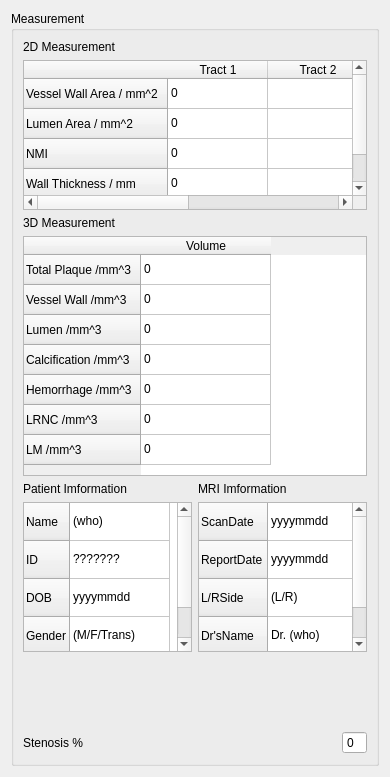
This is codes/View/MeasurementWidget.ui in wuzhuobin/Vessel_Project as Qt 5 draws it before an edit. The edited form follows.
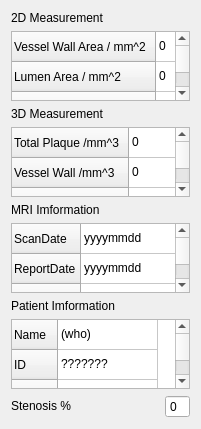
This is the edited form.

Patch:
```diff
--- a/codes/View/MeasurementWidget.ui
+++ b/codes/View/MeasurementWidget.ui
@@ -6,19 +6,19 @@
    <rect>
     <x>0</x>
     <y>0</y>
-    <width>390</width>
-    <height>777</height>
+    <width>201</width>
+    <height>420</height>
    </rect>
   </property>
   <property name="sizePolicy">
-   <sizepolicy hsizetype="Minimum" vsizetype="Expanding">
+   <sizepolicy hsizetype="Preferred" vsizetype="Preferred">
     <horstretch>0</horstretch>
     <verstretch>0</verstretch>
    </sizepolicy>
   </property>
   <property name="minimumSize">
    <size>
-    <width>390</width>
+    <width>0</width>
     <height>0</height>
    </size>
   </property>
@@ -27,21 +27,9 @@
   </property>
   <layout class="QVBoxLayout" name="verticalLayout">
    <item>
-    <widget class="QGroupBox" name="groupBox_4">
-     <property name="sizePolicy">
-      <sizepolicy hsizetype="Preferred" vsizetype="Expanding">
-       <horstretch>0</horstretch>
-       <verstretch>0</verstretch>
-      </sizepolicy>
-     </property>
-     <property name="title">
-      <string>Measurement</string>
-     </property>
-     <layout class="QVBoxLayout" name="verticalLayout_2">
-      <item>
        <widget class="QLabel" name="label_2">
         <property name="sizePolicy">
-         <sizepolicy hsizetype="Preferred" vsizetype="Minimum">
+      <sizepolicy hsizetype="Fixed" vsizetype="Fixed">
           <horstretch>0</horstretch>
           <verstretch>0</verstretch>
          </sizepolicy>
@@ -54,7 +42,7 @@
       <item>
        <widget class="QTableWidget" name="measurement2DTableWidget">
         <property name="sizePolicy">
-         <sizepolicy hsizetype="Expanding" vsizetype="Minimum">
+      <sizepolicy hsizetype="Preferred" vsizetype="Preferred">
           <horstretch>0</horstretch>
           <verstretch>0</verstretch>
          </sizepolicy>
@@ -62,13 +50,13 @@
         <property name="minimumSize">
          <size>
           <width>0</width>
-          <height>150</height>
+       <height>0</height>
          </size>
         </property>
         <property name="maximumSize">
          <size>
           <width>16777215</width>
-          <height>150</height>
+       <height>16777215</height>
          </size>
         </property>
         <property name="font">
@@ -76,6 +64,9 @@
           <family>Arial</family>
          </font>
         </property>
+     <property name="sizeAdjustPolicy">
+      <enum>QAbstractScrollArea::AdjustToContents</enum>
+     </property>
         <property name="autoScroll">
          <bool>true</bool>
         </property>
@@ -97,21 +88,12 @@
         <property name="cornerButtonEnabled">
          <bool>true</bool>
         </property>
-        <attribute name="horizontalHeaderCascadingSectionResizes">
+     <attribute name="horizontalHeaderVisible">
          <bool>false</bool>
         </attribute>
-        <attribute name="horizontalHeaderDefaultSectionSize">
-         <number>100</number>
-        </attribute>
-        <attribute name="horizontalHeaderHighlightSections">
+     <attribute name="verticalHeaderVisible">
          <bool>true</bool>
         </attribute>
-        <attribute name="horizontalHeaderShowSortIndicator" stdset="0">
-         <bool>false</bool>
-        </attribute>
-        <attribute name="verticalHeaderCascadingSectionResizes">
-         <bool>false</bool>
-        </attribute>
         <row>
          <property name="text">
           <string>Vessel Wall Area / mm^2</string>
@@ -137,11 +119,6 @@
           <string>Tract 1</string>
          </property>
         </column>
-        <column>
-         <property name="text">
-          <string>Tract 2</string>
-         </property>
-        </column>
         <item row="0" column="0">
          <property name="text">
           <string>0</string>
@@ -150,14 +127,6 @@
           <set>ItemIsSelectable|ItemIsEditable|ItemIsDragEnabled|ItemIsUserCheckable|ItemIsEnabled</set>
          </property>
         </item>
-        <item row="0" column="1">
-         <property name="text">
-          <string/>
-         </property>
-         <property name="flags">
-          <set>ItemIsSelectable|ItemIsEditable|ItemIsDragEnabled|ItemIsUserCheckable|ItemIsEnabled</set>
-         </property>
-        </item>
         <item row="1" column="0">
          <property name="text">
           <string>0</string>
@@ -166,14 +135,6 @@
           <set>ItemIsSelectable|ItemIsEditable|ItemIsDragEnabled|ItemIsUserCheckable|ItemIsEnabled</set>
          </property>
         </item>
-        <item row="1" column="1">
-         <property name="text">
-          <string/>
-         </property>
-         <property name="flags">
-          <set>ItemIsSelectable|ItemIsEditable|ItemIsDragEnabled|ItemIsUserCheckable|ItemIsEnabled</set>
-         </property>
-        </item>
         <item row="2" column="0">
          <property name="text">
           <string>0</string>
@@ -182,14 +143,6 @@
           <set>ItemIsSelectable|ItemIsEditable|ItemIsDragEnabled|ItemIsUserCheckable|ItemIsEnabled</set>
          </property>
         </item>
-        <item row="2" column="1">
-         <property name="text">
-          <string/>
-         </property>
-         <property name="flags">
-          <set>ItemIsSelectable|ItemIsEditable|ItemIsDragEnabled|ItemIsUserCheckable|ItemIsEnabled</set>
-         </property>
-        </item>
         <item row="3" column="0">
          <property name="text">
           <string>0</string>
@@ -198,20 +151,12 @@
           <set>ItemIsSelectable|ItemIsEditable|ItemIsDragEnabled|ItemIsUserCheckable|ItemIsEnabled</set>
          </property>
         </item>
-        <item row="3" column="1">
-         <property name="text">
-          <string/>
-         </property>
-         <property name="flags">
-          <set>ItemIsSelectable|ItemIsEditable|ItemIsDragEnabled|ItemIsUserCheckable|ItemIsEnabled</set>
-         </property>
-        </item>
        </widget>
       </item>
       <item>
        <widget class="QLabel" name="label_3">
         <property name="sizePolicy">
-         <sizepolicy hsizetype="Preferred" vsizetype="Minimum">
+      <sizepolicy hsizetype="Fixed" vsizetype="Fixed">
           <horstretch>0</horstretch>
           <verstretch>0</verstretch>
          </sizepolicy>
@@ -224,7 +169,7 @@
       <item>
        <widget class="QTableWidget" name="measurement3DTableWidget">
         <property name="sizePolicy">
-         <sizepolicy hsizetype="Preferred" vsizetype="Minimum">
+      <sizepolicy hsizetype="Preferred" vsizetype="Preferred">
           <horstretch>0</horstretch>
           <verstretch>0</verstretch>
          </sizepolicy>
@@ -232,14 +177,17 @@
         <property name="minimumSize">
          <size>
           <width>0</width>
-          <height>240</height>
-         </size>
-        </property>
+       <height>0</height>
+      </size>
+     </property>
+     <property name="sizeAdjustPolicy">
+      <enum>QAbstractScrollArea::AdjustToContents</enum>
+     </property>
         <property name="editTriggers">
          <set>QAbstractItemView::AllEditTriggers</set>
         </property>
-        <attribute name="horizontalHeaderDefaultSectionSize">
-         <number>130</number>
+     <attribute name="horizontalHeaderVisible">
+      <bool>false</bool>
         </attribute>
         <row>
          <property name="text">
@@ -319,28 +267,105 @@
        </widget>
       </item>
       <item>
-       <layout class="QGridLayout" name="gridLayout">
-        <property name="sizeConstraint">
-         <enum>QLayout::SetMinimumSize</enum>
-        </property>
-        <item row="0" column="0">
-         <widget class="QLabel" name="label">
-          <property name="text">
-           <string>Patient Imformation</string>
-          </property>
-         </widget>
-        </item>
-        <item row="0" column="1">
          <widget class="QLabel" name="label_5">
+     <property name="sizePolicy">
+      <sizepolicy hsizetype="Fixed" vsizetype="Fixed">
+       <horstretch>0</horstretch>
+       <verstretch>0</verstretch>
+      </sizepolicy>
+     </property>
           <property name="text">
            <string>MRI Imformation</string>
           </property>
          </widget>
         </item>
+   <item>
+    <widget class="QTableWidget" name="MRITableWidget">
+     <property name="sizePolicy">
+      <sizepolicy hsizetype="Preferred" vsizetype="Preferred">
+       <horstretch>0</horstretch>
+       <verstretch>0</verstretch>
+      </sizepolicy>
+     </property>
+     <property name="minimumSize">
+      <size>
+       <width>0</width>
+       <height>0</height>
+      </size>
+     </property>
+     <property name="sizeAdjustPolicy">
+      <enum>QAbstractScrollArea::AdjustToContents</enum>
+     </property>
+     <property name="editTriggers">
+      <set>QAbstractItemView::AllEditTriggers</set>
+     </property>
+     <attribute name="horizontalHeaderVisible">
+      <bool>false</bool>
+     </attribute>
+     <row>
+      <property name="text">
+       <string>ScanDate</string>
+      </property>
+     </row>
+     <row>
+      <property name="text">
+       <string>ReportDate</string>
+      </property>
+     </row>
+     <row>
+      <property name="text">
+       <string>L/RSide</string>
+      </property>
+     </row>
+     <row>
+      <property name="text">
+       <string>Dr'sName</string>
+      </property>
+     </row>
+     <column>
+      <property name="text">
+       <string>Data</string>
+      </property>
+     </column>
+     <item row="0" column="0">
+      <property name="text">
+       <string>yyyymmdd</string>
+      </property>
+     </item>
         <item row="1" column="0">
+      <property name="text">
+       <string>yyyymmdd</string>
+      </property>
+     </item>
+     <item row="2" column="0">
+      <property name="text">
+       <string>(L/R)</string>
+      </property>
+     </item>
+     <item row="3" column="0">
+      <property name="text">
+       <string>Dr. (who)</string>
+      </property>
+     </item>
+    </widget>
+   </item>
+   <item>
+    <widget class="QLabel" name="label">
+     <property name="sizePolicy">
+      <sizepolicy hsizetype="Fixed" vsizetype="Fixed">
+       <horstretch>0</horstretch>
+       <verstretch>0</verstretch>
+      </sizepolicy>
+     </property>
+     <property name="text">
+      <string>Patient Imformation</string>
+     </property>
+    </widget>
+   </item>
+   <item>
          <widget class="QTableWidget" name="patientTableWidget">
           <property name="sizePolicy">
-           <sizepolicy hsizetype="Preferred" vsizetype="Minimum">
+      <sizepolicy hsizetype="Preferred" vsizetype="Preferred">
             <horstretch>0</horstretch>
             <verstretch>0</verstretch>
            </sizepolicy>
@@ -348,18 +373,18 @@
           <property name="minimumSize">
            <size>
             <width>0</width>
-            <height>150</height>
-           </size>
-          </property>
+       <height>0</height>
+      </size>
+     </property>
+     <property name="sizeAdjustPolicy">
+      <enum>QAbstractScrollArea::AdjustToContents</enum>
+     </property>
           <property name="editTriggers">
            <set>QAbstractItemView::AllEditTriggers</set>
           </property>
           <attribute name="horizontalHeaderVisible">
            <bool>false</bool>
           </attribute>
-          <attribute name="verticalHeaderDefaultSectionSize">
-           <number>38</number>
-          </attribute>
           <row>
            <property name="text">
             <string>Name</string>
@@ -407,97 +432,6 @@
           </item>
          </widget>
         </item>
-        <item row="1" column="1">
-         <widget class="QTableWidget" name="MRITableWidget">
-          <property name="sizePolicy">
-           <sizepolicy hsizetype="Preferred" vsizetype="Minimum">
-            <horstretch>0</horstretch>
-            <verstretch>0</verstretch>
-           </sizepolicy>
-          </property>
-          <property name="minimumSize">
-           <size>
-            <width>0</width>
-            <height>150</height>
-           </size>
-          </property>
-          <property name="editTriggers">
-           <set>QAbstractItemView::AllEditTriggers</set>
-          </property>
-          <attribute name="horizontalHeaderVisible">
-           <bool>false</bool>
-          </attribute>
-          <attribute name="horizontalHeaderMinimumSectionSize">
-           <number>25</number>
-          </attribute>
-          <attribute name="verticalHeaderDefaultSectionSize">
-           <number>38</number>
-          </attribute>
-          <attribute name="verticalHeaderMinimumSectionSize">
-           <number>20</number>
-          </attribute>
-          <row>
-           <property name="text">
-            <string>ScanDate</string>
-           </property>
-          </row>
-          <row>
-           <property name="text">
-            <string>ReportDate</string>
-           </property>
-          </row>
-          <row>
-           <property name="text">
-            <string>L/RSide</string>
-           </property>
-          </row>
-          <row>
-           <property name="text">
-            <string>Dr'sName</string>
-           </property>
-          </row>
-          <column>
-           <property name="text">
-            <string>Data</string>
-           </property>
-          </column>
-          <item row="0" column="0">
-           <property name="text">
-            <string>yyyymmdd</string>
-           </property>
-          </item>
-          <item row="1" column="0">
-           <property name="text">
-            <string>yyyymmdd</string>
-           </property>
-          </item>
-          <item row="2" column="0">
-           <property name="text">
-            <string>(L/R)</string>
-           </property>
-          </item>
-          <item row="3" column="0">
-           <property name="text">
-            <string>Dr. (who)</string>
-           </property>
-          </item>
-         </widget>
-        </item>
-       </layout>
-      </item>
-      <item>
-       <spacer name="verticalSpacer">
-        <property name="orientation">
-         <enum>Qt::Vertical</enum>
-        </property>
-        <property name="sizeHint" stdset="0">
-         <size>
-          <width>20</width>
-          <height>161</height>
-         </size>
-        </property>
-       </spacer>
-      </item>
       <item>
        <layout class="QHBoxLayout" name="horizontalLayout_2">
         <property name="bottomMargin">
@@ -505,6 +439,12 @@
         </property>
         <item>
          <widget class="QLabel" name="label_4">
+       <property name="sizePolicy">
+        <sizepolicy hsizetype="Fixed" vsizetype="Fixed">
+         <horstretch>0</horstretch>
+         <verstretch>0</verstretch>
+        </sizepolicy>
+       </property>
           <property name="text">
            <string>Stenosis %</string>
           </property>
@@ -531,14 +471,6 @@
          </widget>
         </item>
        </layout>
-      </item>
-     </layout>
-     <zorder>label_2</zorder>
-     <zorder>measurement2DTableWidget</zorder>
-     <zorder>label_3</zorder>
-     <zorder>measurement3DTableWidget</zorder>
-     <zorder>verticalSpacer</zorder>
-    </widget>
    </item>
   </layout>
  </widget>
```
Lines whose indentation alone changed are shown as unchanged.
